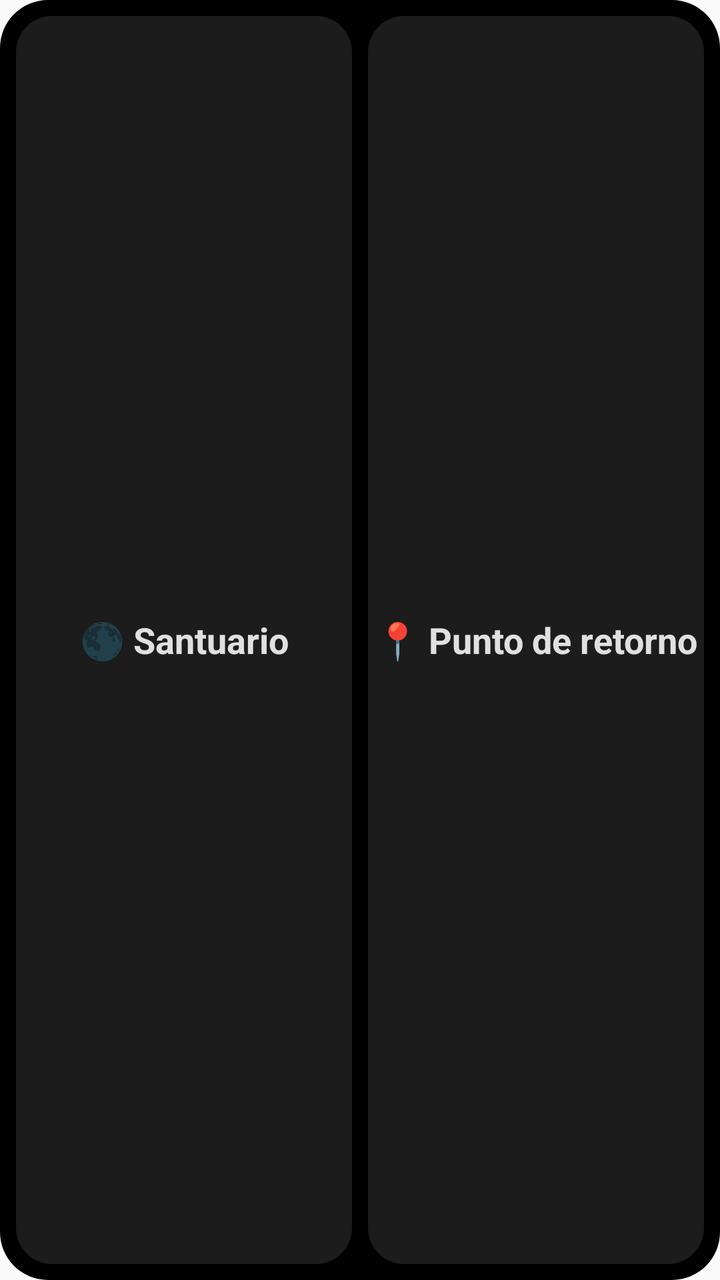
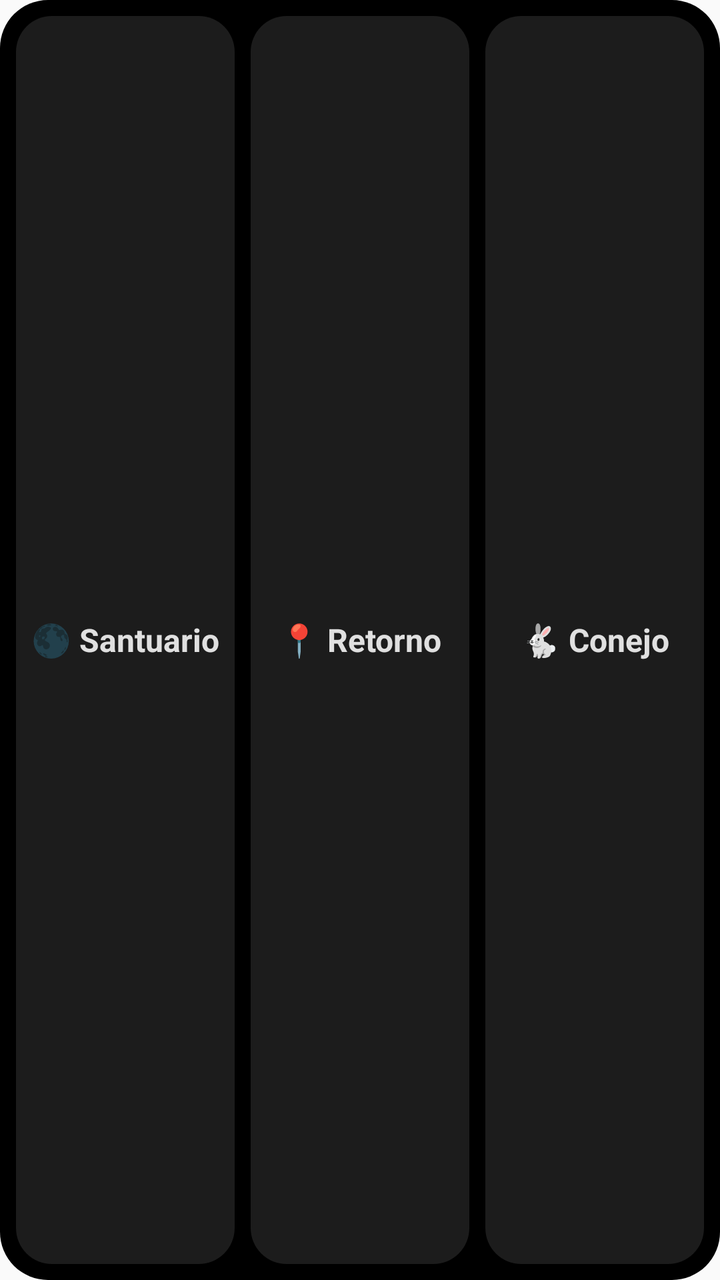

Before-and-after screenshots of an Android layout around one commit, followed by the original layout XML and the change that was made.
<!-- AndroidManifest.xml: application theme Theme.Sphera -->
<!-- res/layout/widget_sphera.xml -->
<?xml version="1.0" encoding="utf-8"?>
<LinearLayout xmlns:android="http://schemas.android.com/apk/res/android"
    android:layout_width="match_parent"
    android:layout_height="match_parent"
    android:background="@drawable/widget_bg"
    android:orientation="horizontal"
    android:padding="8dp">

    <TextView
        android:id="@+id/widget_sanctuary"
        android:layout_width="0dp"
        android:layout_height="match_parent"
        android:layout_weight="1"
        android:layout_marginEnd="4dp"
        android:background="@drawable/widget_button"
        android:gravity="center"
        android:text="@string/widget_sanctuary"
        android:textColor="#E0E0E0"
        android:textSize="18sp"
        android:textStyle="bold" />

    <TextView
        android:id="@+id/widget_return"
        android:layout_width="0dp"
        android:layout_height="match_parent"
        android:layout_weight="1"
        android:layout_marginStart="4dp"
        android:background="@drawable/widget_button"
        android:gravity="center"
        android:text="@string/widget_return"
        android:textColor="#E0E0E0"
        android:textSize="18sp"
        android:textStyle="bold" />
</LinearLayout>
<!-- resources referenced by this layout -->
<resources>
  <!-- drawable widget_bg (drawable) -->
  <?xml version="1.0" encoding="utf-8"?>
  <shape xmlns:android="http://schemas.android.com/apk/res/android" android:shape="rectangle">
      <solid android:color="#000000" />
      <corners android:radius="24dp" />
  </shape>
  <!-- drawable widget_button (drawable) -->
  <?xml version="1.0" encoding="utf-8"?>
  <shape xmlns:android="http://schemas.android.com/apk/res/android" android:shape="rectangle">
      <solid android:color="#1C1C1C" />
      <corners android:radius="18dp" />
  </shape>
  <string name="widget_return">📍 Punto de retorno</string>
  <string name="widget_sanctuary">🌑 Santuario</string>
  <style name="Theme.Sphera" parent="Theme.AppCompat.DayNight.NoActionBar" />
</resources>

<!-- the commit's change to res/layout/widget_sphera.xml (unified diff, before → after) -->
@@ -16,7 +16,8 @@
         android:gravity="center"
         android:text="@string/widget_sanctuary"
         android:textColor="#E0E0E0"
-        android:textSize="18sp"
+        android:textSize="16sp"
+        android:maxLines="2"
         android:textStyle="bold" />
 
     <TextView
@@ -25,10 +26,28 @@
         android:layout_height="match_parent"
         android:layout_weight="1"
         android:layout_marginStart="4dp"
+        android:layout_marginEnd="4dp"
         android:background="@drawable/widget_button"
         android:gravity="center"
+        android:maxLines="2"
         android:text="@string/widget_return"
         android:textColor="#E0E0E0"
-        android:textSize="18sp"
+        android:textSize="16sp"
         android:textStyle="bold" />
+
+    <TextView
+        android:id="@+id/widget_rabbit"
+        android:layout_width="0dp"
+        android:layout_height="match_parent"
+        android:layout_weight="1"
+        android:layout_marginStart="4dp"
+        android:layout_marginEnd="0dp"
+        android:background="@drawable/widget_button"
+        android:gravity="center"
+        android:maxLines="2"
+        android:text="@string/widget_rabbit"
+        android:textColor="#E0E0E0"
+        android:textSize="16sp"
+        android:textStyle="bold" />
+
 </LinearLayout>
<!-- resource entries referenced after the edit -->
@@ -12,7 +12,8 @@
       <solid android:color="#1C1C1C" />
       <corners android:radius="18dp" />
   </shape>
-  <string name="widget_return">📍 Punto de retorno</string>
+  <string name="widget_rabbit">🐇 Conejo</string>
+  <string name="widget_return">📍 Retorno</string>
   <string name="widget_sanctuary">🌑 Santuario</string>
   <style name="Theme.Sphera" parent="Theme.AppCompat.DayNight.NoActionBar" />
 </resources>
